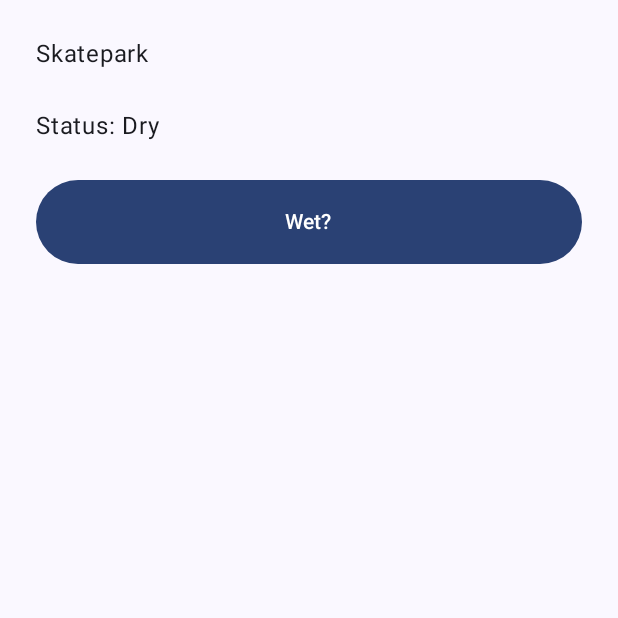
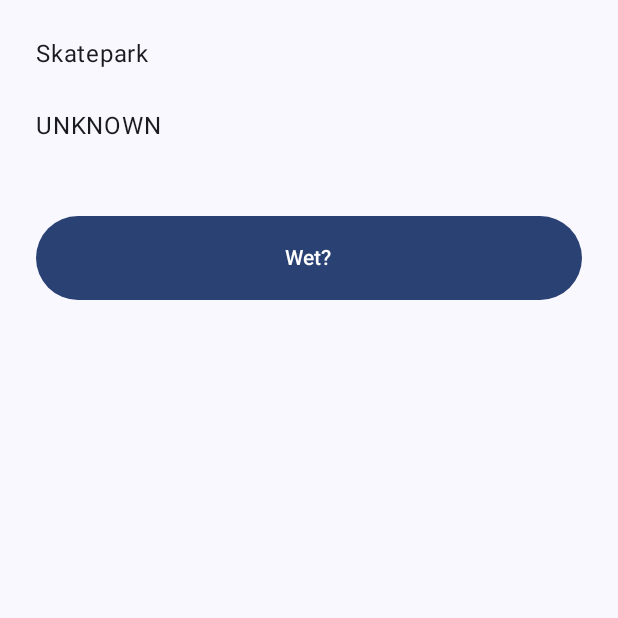
Before and after one commit to beesymeow/IsItDry-SkateparkApp, an Android app built with Jetpack Compose: the screen it shows after launch (MainActivity), on a phone screen of 412 x 824 dp, the top half of it. Run offline under Robolectric (Android 15) with nearby library versions, the phone set to English and light mode, and no system bars.

Commit message:
Added comments, Created HomeViewModel for state preservation.

```diff
--- a/app/build.gradle.kts
+++ b/app/build.gradle.kts
@@ -45,6 +45,10 @@ dependencies {
     implementation(libs.androidx.compose.ui.tooling.preview)
     implementation(libs.androidx.core.ktx)
     implementation(libs.androidx.lifecycle.runtime.ktx)
+    implementation(libs.androidx.core.ktx)
+    implementation(libs.androidx.lifecycle.runtime.ktx)
+    implementation(libs.androidx.lifecycle.viewmodel.compose)
+    implementation(libs.androidx.lifecycle.runtime.compose)
     testImplementation(libs.junit)
     androidTestImplementation(platform(libs.androidx.compose.bom))
     androidTestImplementation(libs.androidx.compose.ui.test.junit4)
--- /dev/null
+++ b/app/src/main/java/com/example/skateparkisitdry/HomeViewModel.kt
@@ -0,0 +1,24 @@
+package com.example.skateparkisitdry
+
+import androidx.lifecycle.ViewModel
+import kotlinx.coroutines.flow.MutableStateFlow
+import kotlinx.coroutines.flow.StateFlow
+import kotlinx.coroutines.flow.asStateFlow
+import kotlinx.coroutines.flow.update
+
+enum class ParkStatus { UNKNOWN, DRY, WET } // UNKNOWN by default until app recieves information about park
+
+data class HomeUiState(
+    val parkName: String = "Skatepark",
+    val status: ParkStatus = ParkStatus.UNKNOWN
+)
+
+class HomeViewModel : ViewModel() { // Holds home screen state regardless of activity so screen rotations
+                                    // dont reset to default state.
+    private val _uiState = MutableStateFlow(HomeUiState())
+    val uiState: StateFlow<HomeUiState> = _uiState.asStateFlow()
+
+    fun reportWet() {  // user reports a wet skatepark. Update changes the state to WET
+        _uiState.update { it.copy(status = ParkStatus.WET)}
+    }
+}
--- a/app/src/main/java/com/example/skateparkisitdry/MainActivity.kt
+++ b/app/src/main/java/com/example/skateparkisitdry/MainActivity.kt
@@ -15,13 +15,12 @@ import androidx.compose.material3.Scaffold
 import androidx.compose.material3.Text
 import androidx.compose.runtime.Composable
 import androidx.compose.runtime.getValue
-import androidx.compose.runtime.mutableStateOf
-import androidx.compose.runtime.remember
-import androidx.compose.runtime.setValue
 import androidx.compose.ui.Modifier
 import androidx.compose.ui.res.stringResource
 import androidx.compose.ui.tooling.preview.Preview
 import androidx.compose.ui.unit.dp
+import androidx.lifecycle.compose.collectAsStateWithLifecycle
+import androidx.lifecycle.viewmodel.compose.viewModel
 import com.example.skateparkisitdry.ui.theme.SkateparkIsItDryTheme
 
 class MainActivity : ComponentActivity() {
@@ -38,21 +37,40 @@ class MainActivity : ComponentActivity() {
 }
 
 @Composable
-fun HomeScreen(modifier: Modifier = Modifier) {
-    var isWet by remember { mutableStateOf(false) }
+fun HomeScreen ( // Connect ViewModel and UI
+    viewModel: HomeViewModel = viewModel(),
+) {
+    val uiState by viewModel.uiState.collectAsStateWithLifecycle()
+    //Get current state, stop listening if background
+    HomeContent(uiState = uiState, onWetClick = viewModel::reportWet)
+    // Give UI data and recieve button press info from UI.
 
-    Scaffold {innerPadding ->
+}
+
+@Composable
+fun HomeContent( // Drawn app with info
+    uiState: HomeUiState,  //info shown on screen
+    onWetClick: () -> Unit, // Run when button pressed
+    modifier: Modifier = Modifier
+) {
+    val statusText = when (uiState.status) {  // ENUM values become corresponding string resources
+        ParkStatus.UNKNOWN -> R.string.status_unknown
+        ParkStatus.DRY -> R.string.status_dry
+        ParkStatus.WET -> R.string.status_wet
+    }
+
+    Scaffold (modifier = modifier) {innerPadding -> // Screen layout
         Column(
             Modifier
                 .fillMaxSize()
                 .padding(innerPadding)
                 .padding(24.dp),
-            verticalArrangement = Arrangement.spacedBy(24.dp)
+            verticalArrangement = Arrangement.spacedBy(24.dp) // distance above items below
         ) {
-            Text(text = "Skatepark")
-            Text(text = if (isWet) stringResource(R.string.status_wet) else stringResource(R.string.status_dry))
+            Text(text = uiState.parkName)  // Park name
+            Text(text = stringResource(statusText)) //Park status
             Button(
-                onClick = { isWet = true },
+                onClick = onWetClick, // When pressed report park is wet
                 modifier = Modifier
                     .fillMaxWidth()
                     .height(56.dp),
@@ -70,8 +88,8 @@ fun HomeScreen(modifier: Modifier = Modifier) {
 
 @Preview(showBackground = true)
 @Composable
-fun HomeScreenView() {
+fun HomeContentView() {
     SkateparkIsItDryTheme {
-        HomeScreen()
+        HomeContent(uiState = HomeUiState(), onWetClick = {})
     }
 }
--- a/app/src/main/res/values/strings.xml
+++ b/app/src/main/res/values/strings.xml
@@ -3,4 +3,5 @@
     <string name="status_wet">Status: Wet</string>
     <string name="status_dry">Status: Dry</string>
     <string name="wet_questionmark">Wet?</string>
+    <string name="status_unknown">UNKNOWN\n</string>
 </resources>
--- a/gradle/libs.versions.toml
+++ b/gradle/libs.versions.toml
@@ -4,7 +4,7 @@ coreKtx = "1.10.1"
 junit = "4.13.2"
 junitVersion = "1.1.5"
 espressoCore = "3.5.1"
-lifecycleRuntimeKtx = "2.6.1"
+lifecycle = "2.11.1"
 activityCompose = "1.8.0"
 kotlin = "2.2.10"
 composeBom = "2026.02.01"
@@ -14,7 +14,7 @@ androidx-core-ktx = { group = "androidx.core", name = "core-ktx", version.ref =
 junit = { group = "junit", name = "junit", version.ref = "junit" }
 androidx-junit = { group = "androidx.test.ext", name = "junit", version.ref = "junitVersion" }
 androidx-espresso-core = { group = "androidx.test.espresso", name = "espresso-core", version.ref = "espressoCore" }
-androidx-lifecycle-runtime-ktx = { group = "androidx.lifecycle", name = "lifecycle-runtime-ktx", version.ref = "lifecycleRuntimeKtx" }
+androidx-lifecycle-runtime-ktx = { group = "androidx.lifecycle", name = "lifecycle-runtime-ktx", version.ref = "lifecycle" }
 androidx-activity-compose = { group = "androidx.activity", name = "activity-compose", version.ref = "activityCompose" }
 androidx-compose-bom = { group = "androidx.compose", name = "compose-bom", version.ref = "composeBom" }
 androidx-compose-ui = { group = "androidx.compose.ui", name = "ui" }
@@ -24,6 +24,8 @@ androidx-compose-ui-tooling-preview = { group = "androidx.compose.ui", name = "u
 androidx-compose-ui-test-manifest = { group = "androidx.compose.ui", name = "ui-test-manifest" }
 androidx-compose-ui-test-junit4 = { group = "androidx.compose.ui", name = "ui-test-junit4" }
 androidx-compose-material3 = { group = "androidx.compose.material3", name = "material3" }
+androidx-lifecycle-viewmodel-compose = { group = "androidx.lifecycle", name = "lifecycle-viewmodel-compose", version.ref = "lifecycle" }
+androidx-lifecycle-runtime-compose = { group = "androidx.lifecycle", name = "lifecycle-runtime-compose", version.ref = "lifecycle" }
 
 [plugins]
 android-application = { id = "com.android.application", version.ref = "agp" }
```
